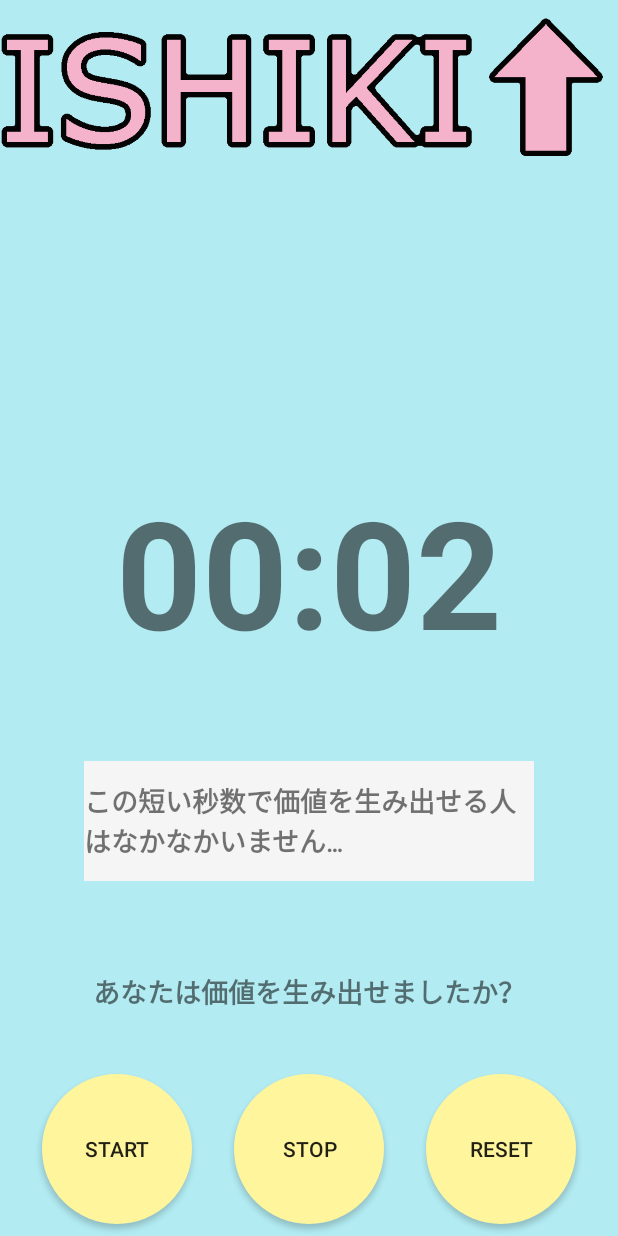
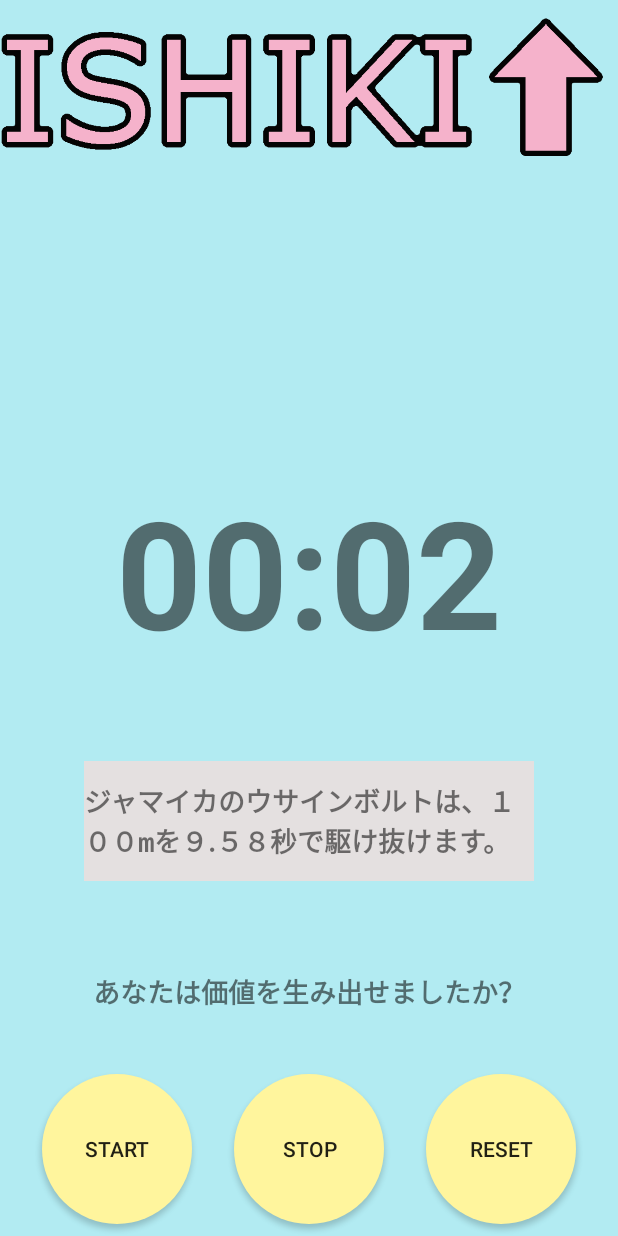
Before and after one commit to tack-ayumu/ISHIKI, an Android app: the screen it shows after launch (MainActivity), after a tap on "STOP", on a phone screen of 412 x 824 dp. Run offline under Robolectric (Android 15) with nearby library versions, the phone set to English and light mode, and no system bars; 1 other tap on this screen came first.

Commit message:
color change(textbackground)

```diff
--- a/app/src/main/java/jp/wings/nikkeibp/ishiki/MainActivity.kt
+++ b/app/src/main/java/jp/wings/nikkeibp/ishiki/MainActivity.kt
@@ -48,7 +48,7 @@ class MainActivity : AppCompatActivity() {
 
             when(timeValue){
                 in 1..10 -> {
-                    val rand = Math.floor(Math.random() * 4).toInt()
+                    val rand = Math.floor(Math.random() * 10).toInt()
                     val values = typedArray.get(rand)
                     //textViewを背景とセットで出し・・・
                     textView.visibility = View.VISIBLE
@@ -64,7 +64,6 @@ class MainActivity : AppCompatActivity() {
                     //textViewの中にランダムでメッセージを表示させる
                     textView.setText(values2);
                 }
-
 
 
 
--- a/app/src/main/res/drawable/textback_design.xml
+++ b/app/src/main/res/drawable/textback_design.xml
@@ -5,6 +5,6 @@
         android:width="370dp"
         android:height="80dp"/>
 　　<!--ボタンの色を変える　-->
-    <solid android:color = "#FFF5F5F5"/>
+    <solid android:color = "#FFE4E0E0"/>
 
 </shape>
--- a/app/src/main/res/layout/activity_main.xml
+++ b/app/src/main/res/layout/activity_main.xml
@@ -87,7 +87,7 @@
         android:layout_width="300dp"
         android:layout_height="wrap_content"
         android:background="@drawable/textback_design"
-        android:fontFamily="sans-serif-condensed-light"
+        android:fontFamily="monospace"
         android:gravity="center|start"
         android:textSize="18sp"
         android:textStyle="bold"
--- a/app/src/main/res/layout/ishiki.xml
+++ /dev/null
@@ -1,6 +0,0 @@
-<?xml version="1.0" encoding="utf-8"?>
-<LinearLayout xmlns:android="http://schemas.android.com/apk/res/android"
-    android:orientation="vertical" android:layout_width="match_parent"
-    android:layout_height="match_parent">
-
-</LinearLayout>
--- a/app/src/main/res/values/array.xml
+++ b/app/src/main/res/values/array.xml
@@ -1,12 +1,20 @@
 <?xml version="1.0" encoding="utf-8"?>
 <resources>
+    //1~10秒
     <array name="list_random_msg">
+        <item>@string/msg_mikitani</item>
+        <item>@string/msg_son</item>
+        <item>@string/msg_yanai</item>
+        <item>@string/msg_bill</item>
+        <item>@string/msg_yozawa</item>
         <item>@string/msg_hasegawa</item>
-        <item>@string/msg_fara</item>
         <item>@string/msg_no_one</item>
         <item>@string/msg_volt</item>
+        <item>@string/msg_ichiro</item>
+        <item>@string/msg_yamada</item>
     </array>
 
+    //1~10秒
     <array name="list_random_msg2">
         <item>@string/msg_mikitani2</item>
         <item>@string/msg_son2</item>
--- a/app/src/main/res/values/strings.xml
+++ b/app/src/main/res/values/strings.xml
@@ -7,17 +7,27 @@
     <string name="msg_question">あなたは価値を生み出せましたか？</string>
 
     //1~10秒
+    <string name="msg_mikitani">楽天・三木谷社長は、１秒間に約２万円稼ぎました。</string>
+    <string name="msg_son">ソフトバンク・孫社長は、１秒間に約４万円稼ぎました。</string>
+    <string name="msg_yanai">ファーストリテイリング・柳井社長は、１秒間に約５万円稼ぎました。</string>
+    <string name="msg_bill">ビルゲイツは、１秒間に約１１万円稼ぎました。</string>
+    <string name="msg_yozawa">実業家・与沢翼は、１秒で１億円稼ぐと言われています。</string>
     <string name="msg_hasegawa">ボクサー・長谷川穂積は、1秒間に４発のパンチを繰り出します。</string>
-    <string name="msg_fara">イングランドの女子サッカー選手・ファラは、キックオフから３秒でゴールを決めています。</string>
     <string name="msg_no_one">この短い秒数で価値を生み出せる人はなかなかいません…</string>
     <string name="msg_volt">ジャマイカのウサインボルトは、１００mを９.５８秒で駆け抜けます。</string>
+    <string name="msg_ichiro">イチローは、約３．６秒で一塁（２７．４ ｍ）まで走りました。</string>
+    <string name="msg_yamada">野球選手の山田哲人は、約５.６秒で５０ mを駆け抜けました。</string>
+
 
     //11~30秒
     <string name="msg_mikitani2">楽天・三木谷社長は、１０秒間に約２０万円稼ぎました。</string>
     <string name="msg_son2">ソフトバンク・孫社長は、１０秒間に約４０万円稼ぎました。</string>
-    <string name="msg_yozawa2">こ実業家・与沢翼は、１秒で１億円稼ぐと言われていますから、１０秒間で１０億稼ぐのでしょう。</string>
+    <string name="msg_yanai2">ファーストリテイリング・柳井社長は、１０秒間に約５０万円稼ぎました。</string>
+    <string name="msg_yozawa2">実業家・与沢翼は、１秒で１億円稼ぐと言われていますから、１０秒間で１０億稼ぐようです。</string>
+    <string name="msg_oosako">サッカー選手の大迫勇也は、試合開始後１１秒でゴールを決めました。</string>
+
 
 
     <string name="msg_inoue">井上尚弥は</string>
-    <string name="msg_bill">ビルゲイツは</string>
+
 </resources>
```
Also changed, not shown: 2 other files.
